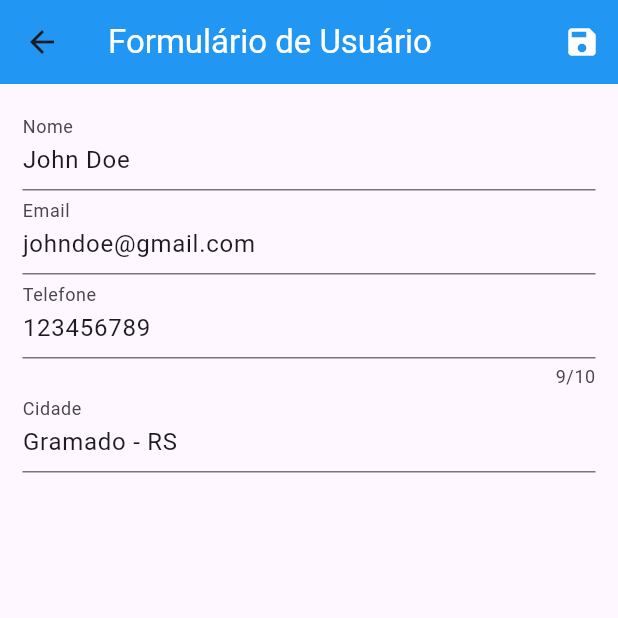
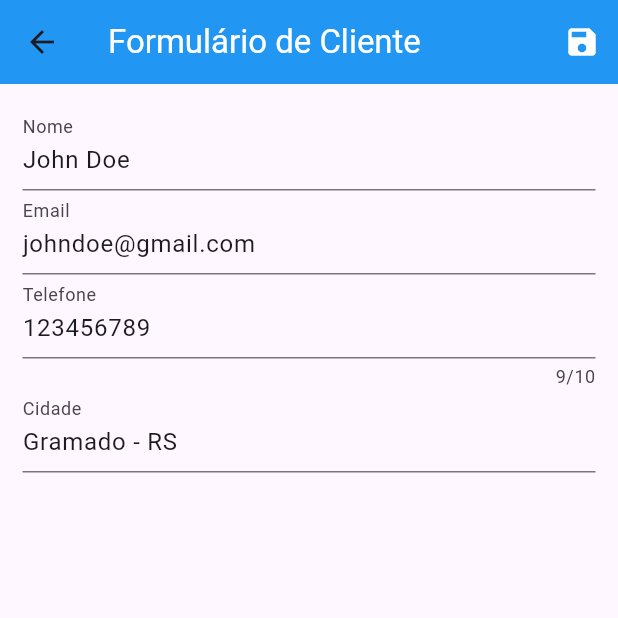
Before and after one commit to oAnthonyG/cadastro_flutter_crud, a Flutter app: the screen it shows after launch, after a tap on the "edit" icon, on a phone screen of 412 x 824 dp, the top half of it. Run offline on Flutter 3.47's test engine with Material 3 defaults, Android fonts, the phone set to English and light mode, and no system bars; network calls fail.

Commit message:
changed some titles

```diff
--- a/lib/views/user_form.dart
+++ b/lib/views/user_form.dart
@@ -36,7 +36,7 @@ class UseForm extends StatelessWidget {
     return Scaffold(
       appBar: AppBar(
         title: Text(
-          'Formulário de Usuário',
+          'Formulário de Cliente',
           style: TextStyle(color: Colors.white),
         ),
         backgroundColor: Colors.blue,
--- a/lib/views/user_list.dart
+++ b/lib/views/user_list.dart
@@ -14,7 +14,7 @@ class UserList extends StatelessWidget {
     return Scaffold(
       appBar: AppBar(
         title: Text(
-          'Lista de Usuários',
+          'Lista de Clietes',
           style: TextStyle(color: Colors.white),
         ),
         actions: <Widget>[
```
